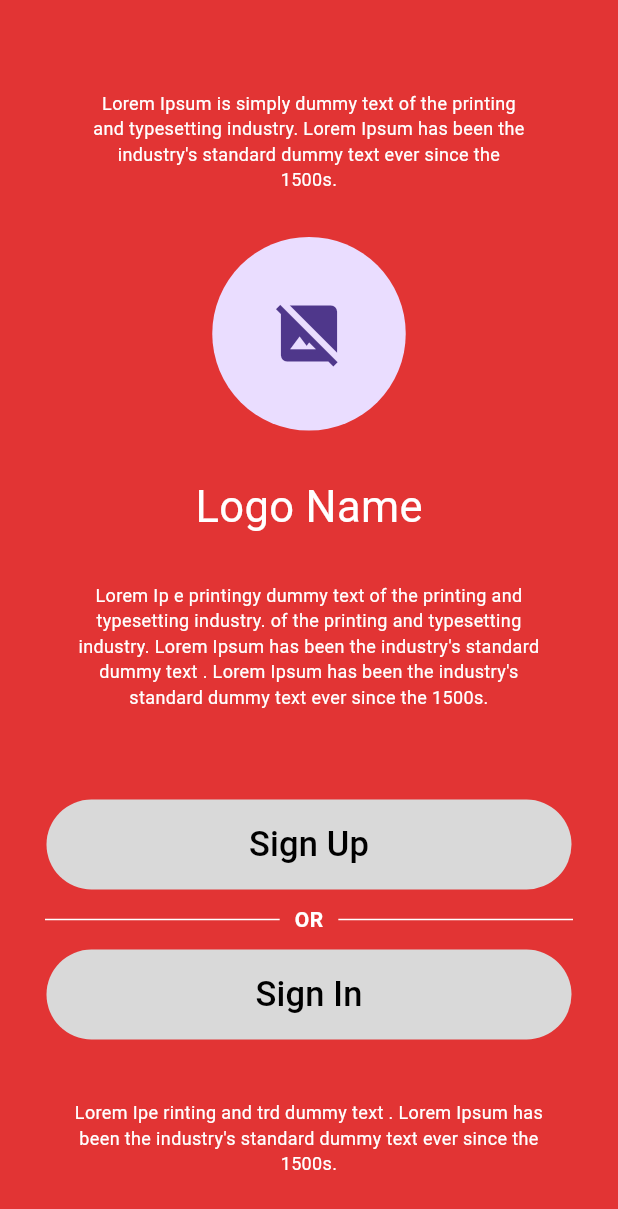
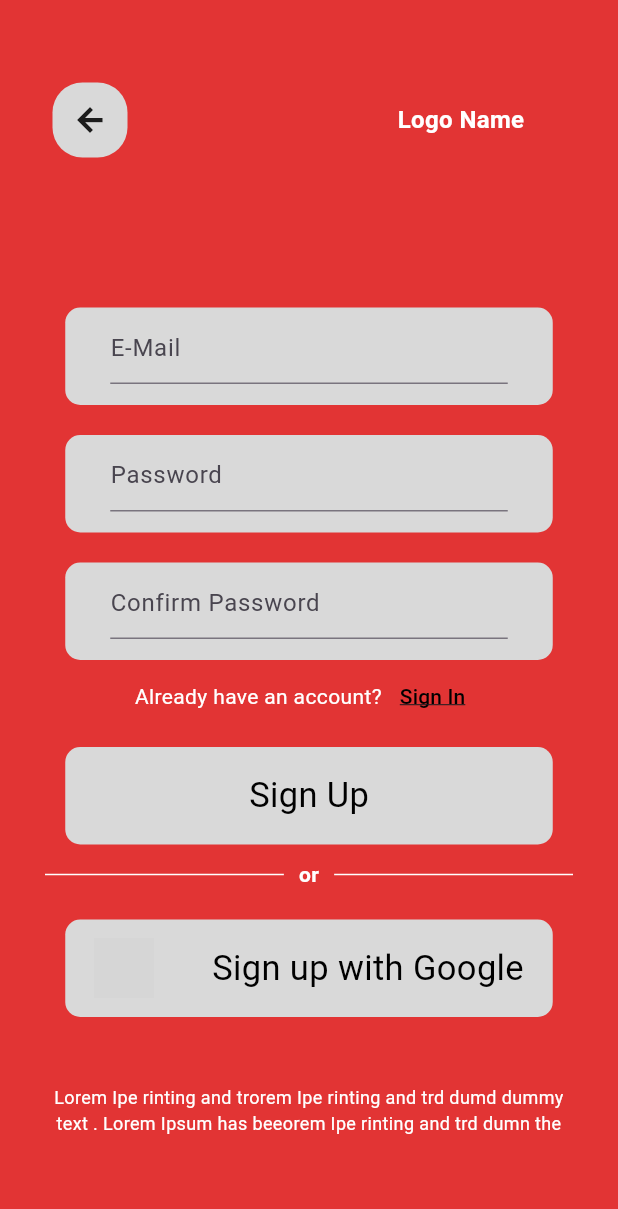
Before and after one commit to Mess925/logo, a Flutter app: the screen it shows after launch, after a tap on "Sign Up", on a phone screen of 412 x 824 dp. Shown: the top 1209 px of the screen. Run offline on Flutter 3.47's test engine with Material 3 defaults, Android fonts, the phone set to English and light mode, and no system bars; our stand-ins replace flutter_animate; grey boxes are pictures that could not be loaded.

Commit message:
new pages

```diff
--- /dev/null
+++ b/lib/Signuppage.dart
@@ -0,0 +1,235 @@
+import 'package:flutter/material.dart';
+
+class SignUpPage extends StatelessWidget {
+  const SignUpPage({Key? key}) : super(key: key);
+  @override
+  Widget build(BuildContext context) {
+    return Scaffold(
+      backgroundColor: Color(0xFFE23434),
+      body: Column(
+        children: [
+          Padding(
+            padding: EdgeInsetsGeometry.symmetric(horizontal: 35, vertical: 55),
+            child: Row(
+              children: <Widget>[
+                InkWell(
+                  onTap: () {
+                    Navigator.pop(context);
+                  },
+                  child: Container(
+                    width: 50,
+                    height: 50,
+                    decoration: BoxDecoration(
+                      color: Color(0xFFD9D9D9),
+                      borderRadius: BorderRadius.circular(20),
+                    ),
+                    child: Icon(Icons.arrow_back, fontWeight: FontWeight.bold),
+                  ),
+                ),
+                SizedBox(width: 180),
+                Text(
+                  'Logo Name',
+                  style: TextStyle(
+                    fontSize: 16,
+                    fontWeight: FontWeight.bold,
+                    fontFamily: 'Calistoga',
+                    color: Colors.white,
+                  ),
+                ),
+              ],
+            ),
+          ),
+          SizedBox(height: 40),
+          Padding(
+            padding: EdgeInsetsGeometry.all(5),
+            child: Column(
+              children: [
+                Container(
+                  width: 325,
+                  height: 65,
+                  decoration: BoxDecoration(
+                    color: Color(0xFFD9D9D9),
+                    borderRadius: BorderRadius.circular(10),
+                  ),
+                  child: Padding(
+                    padding: EdgeInsetsGeometry.symmetric(
+                      horizontal: 30,
+                      vertical: 3,
+                    ),
+                    child: Column(
+                      crossAxisAlignment: CrossAxisAlignment.start,
+                      children: const [
+                        TextField(
+                          decoration: InputDecoration(
+                            hintText: 'E-Mail',
+                            // hintStyle: TextStyle(color: Colors.black),
+                          ),
+                        ),
+                      ],
+                    ),
+                  ),
+                ),
+                SizedBox(height: 20),
+                Container(
+                  width: 325,
+                  height: 65,
+                  decoration: BoxDecoration(
+                    color: Color(0xFFD9D9D9),
+                    borderRadius: BorderRadius.circular(10),
+                  ),
+                  child: Padding(
+                    padding: EdgeInsetsGeometry.symmetric(
+                      horizontal: 30,
+                      vertical: 3,
+                    ),
+                    child: Column(
+                      crossAxisAlignment: CrossAxisAlignment.start,
+                      children: const [
+                        TextField(
+                          decoration: InputDecoration(
+                            hintText: 'Password',
+                            // hintStyle: TextStyle(color: Colors.black),
+                          ),
+                        ),
+                      ],
+                    ),
+                  ),
+                ),
+                SizedBox(height: 20),
+                Container(
+                  width: 325,
+                  height: 65,
+                  decoration: BoxDecoration(
+                    color: Color(0xFFD9D9D9),
+                    borderRadius: BorderRadius.circular(10),
+                  ),
+                  child: Padding(
+                    padding: EdgeInsetsGeometry.symmetric(
+                      horizontal: 30,
+                      vertical: 3,
+                    ),
+                    child: Column(
+                      crossAxisAlignment: CrossAxisAlignment.start,
+                      children: const [
+                        TextField(
+                          decoration: InputDecoration(
+                            hintText: 'Confirm Password',
+                          ),
+                        ),
+                      ],
+                    ),
+                  ),
+                ),
+                Row(
+                  mainAxisAlignment: MainAxisAlignment.center,
+                  children: [
+                    Text(
+                      'Already have an account?',
+                      style: TextStyle(
+                        fontFamily: 'Calistoga',
+                        color: Colors.white,
+                      ),
+                    ),
+                    TextButton(
+                      onPressed: () {},
+                      child: Text(
+                        'Sign In',
+                        style: TextStyle(
+                          color: Colors.black,
+                          fontFamily: 'Calistoga',
+                          decoration: TextDecoration.underline,
+                        ),
+                      ),
+                    ),
+                  ],
+                ),
+                SizedBox(height: 10),
+                InkWell(
+                  onTap: () {},
+                  child: Container(
+                    width: 325,
+                    height: 65,
+                    decoration: BoxDecoration(
+                      color: Color(0xFFD9D9D9),
+                      borderRadius: BorderRadius.circular(10),
+                    ),
+                    child: Center(
+                      child: Text(
+                        'Sign Up',
+                        style: TextStyle(
+                          color: Colors.black,
+                          fontFamily: 'Calistoga',
+                          fontSize: 23,
+                        ),
+                      ),
+                    ),
+                  ),
+                ),
+              ],
+            ),
+          ),
+          Padding(
+            padding: EdgeInsets.symmetric(horizontal: 30, vertical: 5),
+            child: Row(
+              children: <Widget>[
+                Expanded(child: Divider(color: Colors.white, thickness: 1)),
+                const Padding(
+                  padding: EdgeInsets.symmetric(horizontal: 10),
+                  child: Text(
+                    "or",
+                    style: TextStyle(
+                      color: Colors.white,
+                      fontWeight: FontWeight.bold,
+                    ),
+                  ),
+                ),
+                Expanded(child: Divider(color: Colors.white, thickness: 1)),
+              ],
+            ),
+          ),
+          SizedBox(height: 15),
+          InkWell(
+            onTap: () {},
+            child: Container(
+              width: 325,
+              height: 65,
+              decoration: BoxDecoration(
+                color: Color(0xFFD9D9D9),
+                borderRadius: BorderRadius.circular(10),
+              ),
+              child: Center(
+                child: Row(
+                  mainAxisAlignment: MainAxisAlignment.spaceAround,
+                  children: [
+                    Image.asset('assets/image/image.png', height: 40),
+                    Text(
+                      'Sign up with Google',
+                      style: TextStyle(
+                        color: Colors.black,
+                        fontFamily: 'Calistoga',
+                        fontSize: 23,
+                      ),
+                    ),
+                  ],
+                ),
+              ),
+            ),
+          ),
+          SizedBox(height: 10),
+          Padding(
+            padding: EdgeInsetsGeometry.all(35),
+            child: Text(
+              'Lorem Ipe rinting and trorem Ipe rinting and trd dumd dummy text . Lorem Ipsum has beeorem Ipe rinting and trd dumn the',
+              textAlign: TextAlign.center,
+              style: TextStyle(
+                fontFamily: 'Calistoga',
+                color: Colors.white,
+                fontSize: 12,
+              ),
+            ),
+          ),
+        ],
+      ),
+    );
+  }
+}
--- a/lib/StartUp.dart
+++ b/lib/StartUp.dart
@@ -1,4 +1,5 @@
 import 'package:flutter/material.dart';
+import 'Signuppage.dart';
 
 class StartUpPage extends StatelessWidget {
   const StartUpPage({Key? key}) : super(key: key);
@@ -55,7 +56,12 @@ class StartUpPage extends StatelessWidget {
                 borderRadius: BorderRadius.circular(35),
               ),
               child: TextButton(
-                onPressed: () {},
+                onPressed: () {
+                  Navigator.push(
+                    context,
+                    MaterialPageRoute(builder: (context) => const SignUpPage()),
+                  );
+                },
                 child: Text(
                   'Sign Up',
                   style: TextStyle(
--- a/lib/WelcomePage.dart
+++ b/lib/WelcomePage.dart
@@ -1,6 +1,5 @@
 import 'package:flutter/material.dart';
 import 'StartUp.dart';
-import 'package:loading_animation_widget/loading_animation_widget.dart';
 import 'package:flutter_animate/flutter_animate.dart';
 
 class Welcome extends StatefulWidget {
@@ -12,7 +11,7 @@ class WelcomePage extends State<Welcome> {
   @override
   void initState() {
     super.initState();
-    Future.delayed(Duration(seconds: 3), () {
+    Future.delayed(Duration(seconds: 2), () {
       Navigator.pushReplacement(
         context,
         MaterialPageRoute(builder: (context) => StartUpPage()),
@@ -27,7 +26,7 @@ class WelcomePage extends State<Welcome> {
       body: Center(
         child: Animate(
           effects: [
-            FadeEffect(duration: 500.ms),
+            FadeEffect(duration: 700.ms),
             ScaleEffect(delay: 300.ms),
           ],
           child: Text(
--- a/pubspec.yaml
+++ b/pubspec.yaml
@@ -62,6 +62,7 @@ flutter:
     - family: Calistoga
       fonts:
         - asset: assets/fonts/Calistoga-Regular.ttf
+        - asset: assets/image/image.png
 
   # To add assets to your application, add an assets section, like this:
   # assets:
```
Also changed, not shown: assets/image/image.png (added), 4 other files.
